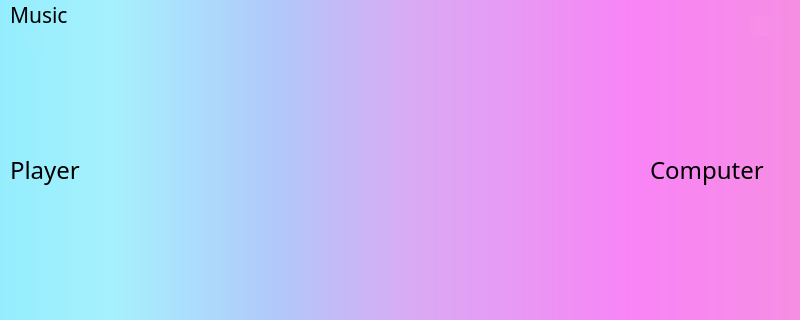
Before: the Qt Designer form gui/second_window.ui in SnooP-CaT299/RPS, drawn with Qt 5; both pictures show x 0 to 800 and y 0 to 320 of the 800 by 600 pixel window.
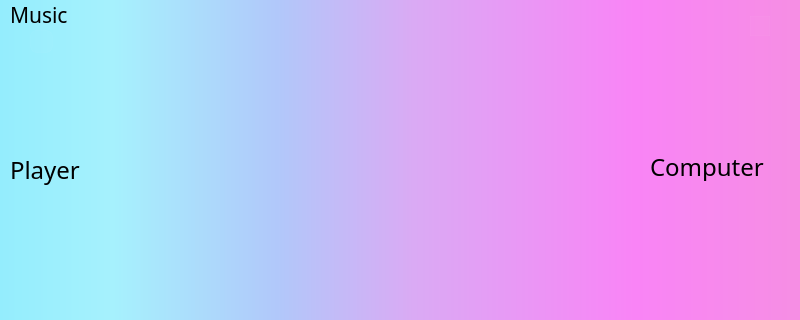
After: the same form once the commit is applied. Icons and pictures are not drawn.

```diff
--- a/gui/second_window.ui
+++ b/gui/second_window.ui
@@ -104,7 +104,7 @@
       <x>650</x>
       <y>150</y>
       <width>129</width>
-      <height>41</height>
+      <height>31</height>
      </rect>
     </property>
     <property name="styleSheet">
@@ -254,8 +254,8 @@
    <widget class="QLabel" name="result">
     <property name="geometry">
      <rect>
-      <x>230</x>
-      <y>60</y>
+      <x>240</x>
+      <y>90</y>
       <width>331</width>
       <height>121</height>
      </rect>
@@ -270,7 +270,7 @@
      <string>&lt;html&gt;&lt;head/&gt;&lt;body&gt;&lt;p align=&quot;center&quot;&gt;&lt;br/&gt;&lt;/p&gt;&lt;/body&gt;&lt;/html&gt;</string>
     </property>
     <property name="alignment">
-     <set>Qt::AlignLeading|Qt::AlignLeft|Qt::AlignVCenter</set>
+     <set>Qt::AlignCenter</set>
     </property>
    </widget>
    <widget class="QLabel" name="player">
@@ -278,7 +278,7 @@
      <rect>
       <x>20</x>
       <y>190</y>
-      <width>61</width>
+      <width>81</width>
       <height>61</height>
      </rect>
     </property>
@@ -297,7 +297,7 @@
      <rect>
       <x>680</x>
       <y>190</y>
-      <width>61</width>
+      <width>81</width>
       <height>61</height>
      </rect>
     </property>
```
Left out of the diff: 25 changed lines with no effect on the pictures.
